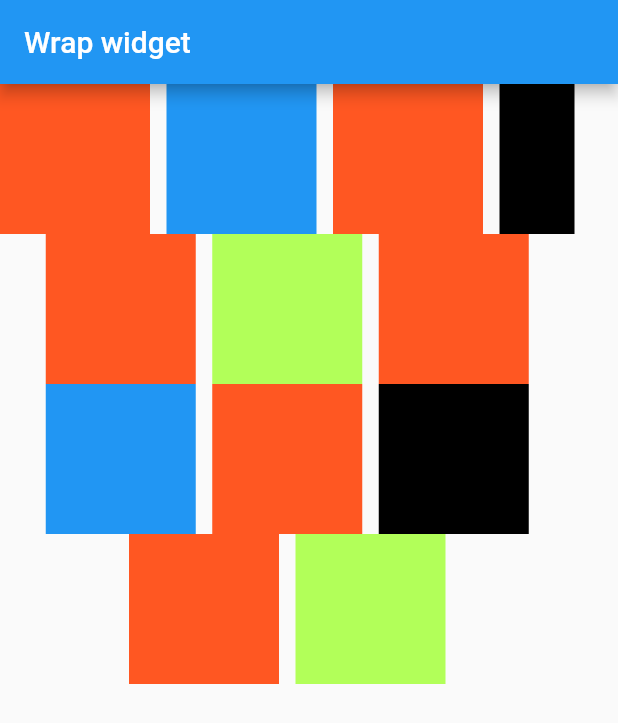
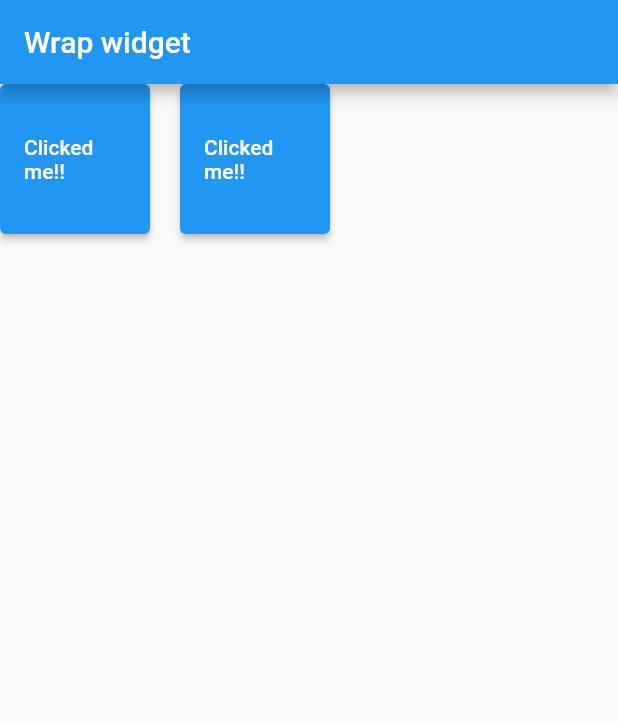
Before and after one commit to ankitsingh060/flutter_practice_, a Flutter app: the screen it shows after launch, on a phone screen of 412 x 824 dp. Shown: the top 723 px of the screen. Run offline on Flutter 3.47's test engine with Material 2 defaults, Android fonts, the phone set to English and light mode, and no system bars.

Commit message:
learn Sized Box

```diff
--- a/wrap_widget/lib/main.dart
+++ b/wrap_widget/lib/main.dart
@@ -32,73 +32,102 @@ class MyHomePage extends StatelessWidget {
 
         title: Text("Wrap widget"),
       ),
-      body: Wrap(
-        direction: Axis.horizontal,
-        alignment: WrapAlignment.center,
-        spacing: 11,
+      // body: Wrap(
+      //   direction: Axis.horizontal,
+      //   alignment: WrapAlignment.center,
+      //   spacing: 11,
+      //   children: [
+      //     Container(
+      //       width: 100,
+      //       height: 100,
+      //       color:Colors.deepOrange,
+      //     ),
+      //     Container(
+      //         width: 100,
+      //         height: 100,
+      //         color:Colors.blue,
+      //     ),
+      //     Container(
+      //         width: 100,
+      //         height: 100,
+      //         color:Colors.deepOrange,
+      //     ),
+      //     Container(
+      //         width: 50,
+      //         height: 100,
+      //         color:Colors.black,
+      //     ),
+      //     Container(
+      //         width: 100,
+      //         height: 100,
+      //         color:Colors.deepOrange,
+      //     ),
+      //     Container(
+      //         width: 100,
+      //         height: 100,
+      //         color:Colors.lightGreenAccent,
+      //     ),
+      //     Container(
+      //       width: 100,
+      //       height: 100,
+      //       color:Colors.deepOrange,
+      //     ),
+      //     Container(
+      //       width: 100,
+      //       height: 100,
+      //       color:Colors.blue,
+      //     ),
+      //     Container(
+      //       width: 100,
+      //       height: 100,
+      //       color:Colors.deepOrange,
+      //     ),
+      //     Container(
+      //       width: 100,
+      //       height: 100,
+      //       color:Colors.black,
+      //     ),
+      //     Container(
+      //       width: 100,
+      //       height: 100,
+      //       color:Colors.deepOrange,
+      //     ),
+      //     Container(
+      //       width: 100,
+      //       height: 100,
+      //       color:Colors.lightGreenAccent,
+      //     ),
+      //   ],
+      // )
+
+      // Size Box Widget
+      body: Row(
         children: [
-          Container(
-            width: 100,
-            height: 100,
-            color:Colors.deepOrange,
+          SizedBox.square(
+            dimension: 100,
+
+            child: ElevatedButton(
+              onPressed: (){
+
+              },
+              child: Text("Clicked me!!"),
+            ),
           ),
-          Container(
-              width: 100,
-              height: 100,
-              color:Colors.blue,
+          SizedBox(
+            width: 20,
           ),
-          Container(
-              width: 100,
-              height: 100,
-              color:Colors.deepOrange,
-          ),
-          Container(
-              width: 50,
-              height: 100,
-              color:Colors.black,
-          ),
-          Container(
-              width: 100,
-              height: 100,
-              color:Colors.deepOrange,
-          ),
-          Container(
-              width: 100,
-              height: 100,
-              color:Colors.lightGreenAccent,
-          ),
-          Container(
-            width: 100,
-            height: 100,
-            color:Colors.deepOrange,
-          ),
-          Container(
-            width: 100,
-            height: 100,
-            color:Colors.blue,
-          ),
-          Container(
-            width: 100,
-            height: 100,
-            color:Colors.deepOrange,
-          ),
-          Container(
-            width: 100,
-            height: 100,
-            color:Colors.black,
-          ),
-          Container(
-            width: 100,
-            height: 100,
-            color:Colors.deepOrange,
-          ),
-          Container(
-            width: 100,
-            height: 100,
-            color:Colors.lightGreenAccent,
+          SizedBox.square(
+            dimension: 100,
+
+            child: ElevatedButton(
+              onPressed: (){
+
+              },
+              child: Text("Clicked me!!"),
+            ),
           ),
         ],
-      )
+      ),
     );
   }
 }
```
